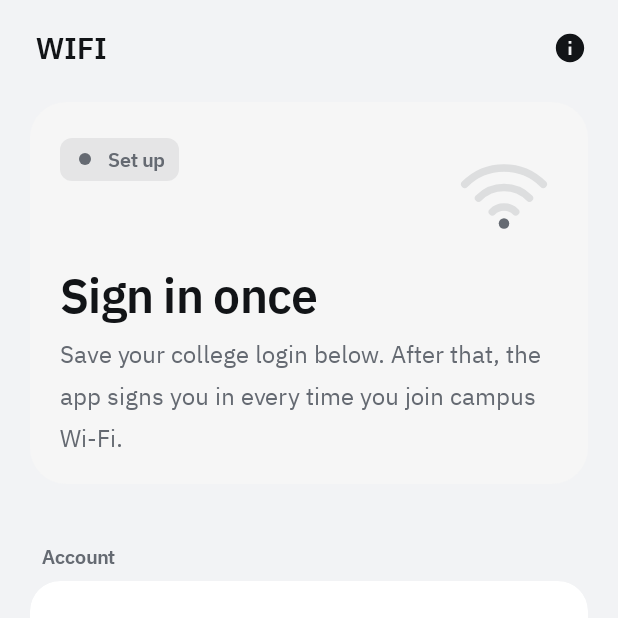
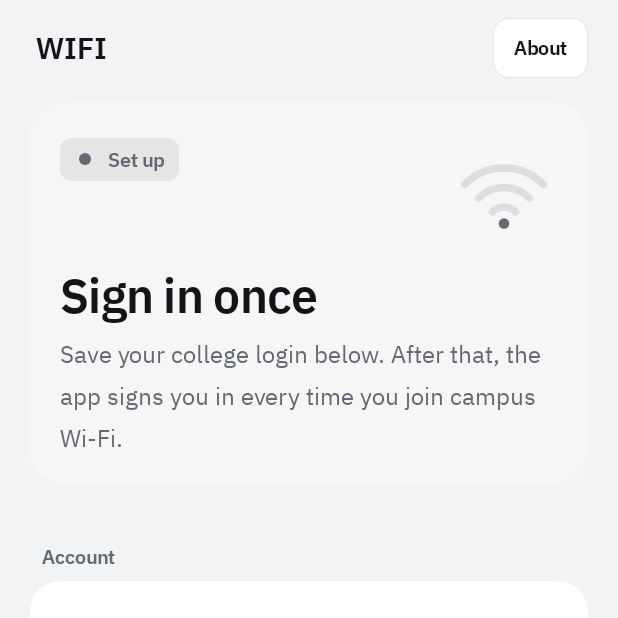
Before and after one commit to Divit-aggarwal/abes-wifi-client, an Android app: the screen it shows after launch (MainActivity), on a phone screen of 412 x 824 dp, the top half of it. Run offline under Robolectric (Android 15) with nearby library versions, the phone set to English and light mode, and no system bars; 4 statements that could not run were skipped.

Commit message:
Only talk to the pinned campus portal; labelled About button; v1.1.0
Co-Authored-By: Claude Sonnet 5.5 <noreply@anthropic.com>

```diff
--- a/app/build.gradle.kts
+++ b/app/build.gradle.kts
@@ -18,8 +18,8 @@ android {
         applicationId = "com.divit.abesclient"
         minSdk = 26
         targetSdk = 35
-        versionCode = 2
-        versionName = "1.0.0"
+        versionCode = 3
+        versionName = "1.1.0"
     }
     signingConfigs {
         if (keystoreProps.isNotEmpty()) create("release") {
--- a/app/src/main/java/com/divit/abesclient/MainActivity.kt
+++ b/app/src/main/java/com/divit/abesclient/MainActivity.kt
@@ -112,9 +112,9 @@ class MainActivity : Activity() {
         minimumHeight = ui.dp(56)
         setPadding(ui.dp(4), 0, 0, 0)
         addView(ui.label(getString(R.string.app_name), 20f, ui.ink, bold = true), LinearLayout.LayoutParams(0, WRAP_CONTENT, 1f))
-        addView(ui.iconButton(R.drawable.ic_info, "About the app's makers") {
+        addView(ui.button("About", Ui.Style.SECONDARY, small = true) {
             startActivity(Intent(this@MainActivity, AboutActivity::class.java))
-        }.apply { (layoutParams as LinearLayout.LayoutParams).marginEnd = -ui.dp(10) })
+        })
     }
 
     // ---------- Status card ----------
--- a/app/src/main/res/drawable/ic_info.xml
+++ /dev/null
@@ -1,4 +0,0 @@
-<vector xmlns:android="http://schemas.android.com/apk/res/android"
-    android:width="24dp" android:height="24dp" android:viewportWidth="24" android:viewportHeight="24">
-    <path android:fillColor="#FFFFFFFF" android:pathData="M12,2C6.48,2 2,6.48 2,12s4.48,10 10,10 10,-4.48 10,-10S17.52,2 12,2zM13,17h-2v-6h2v6zM13,9h-2L11,7h2v2z" />
-</vector>
```
Also changed, not shown: app/src/main/java/com/divit/abesclient/DirectLogin.kt (+15 -0 lines), app/src/main/java/com/divit/abesclient/WifiMonitorService.kt (+3 -9 lines), 1 other file.
